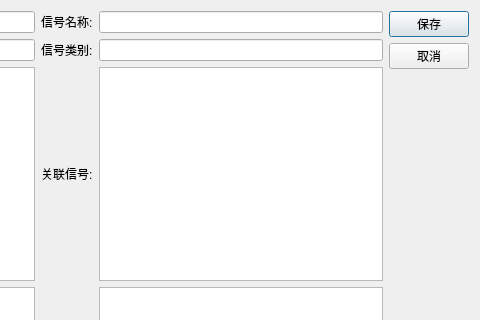
Before: the Qt Designer form manual/addsignaldialog.ui in yasb001/manual, drawn with Qt 5; both pictures show x 319 to 799 and y 0 to 320 of the 799 by 511 pixel window.
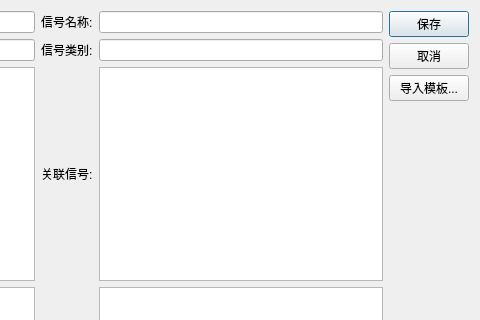
After: the same form once the commit is applied.

```diff
--- a/manual/addsignaldialog.ui
+++ b/manual/addsignaldialog.ui
@@ -154,6 +154,13 @@
          </property>
         </widget>
        </item>
+       <item>
+        <widget class="QPushButton" name="pushButton_importTemplate">
+         <property name="text">
+          <string>导入模板...</string>
+         </property>
+        </widget>
+       </item>
       </layout>
      </item>
      <item>
```
